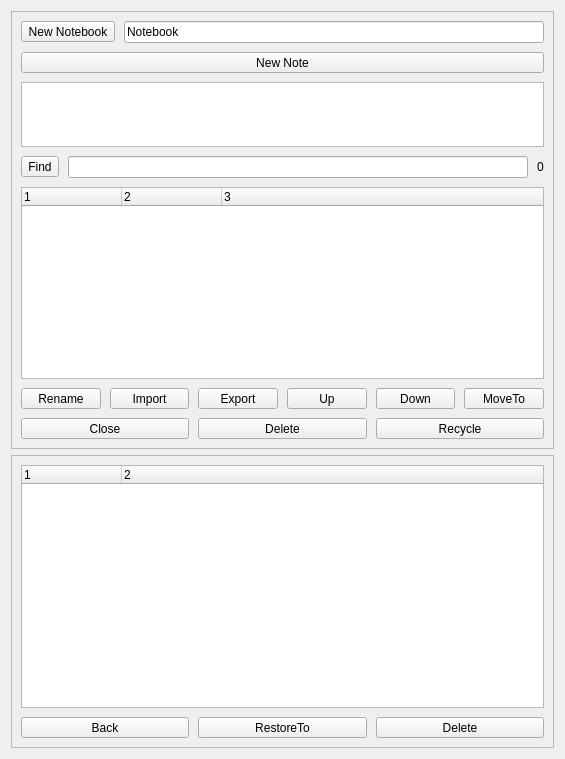
This is src/Notes/NotesList.ui in ic005k/Knot as Qt 5 draws it before an edit. The edited form follows.
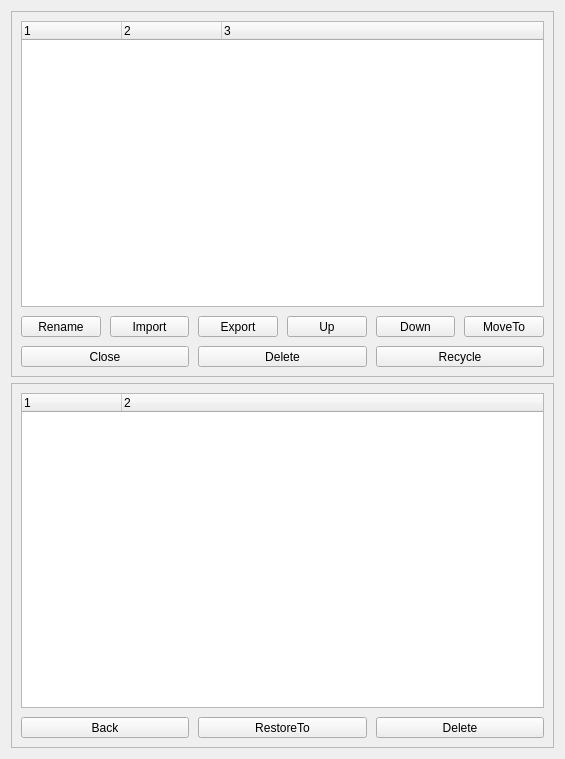
This is the edited form. Icons and pictures are not drawn.

```diff
--- a/src/Notes/NotesList.ui
+++ b/src/Notes/NotesList.ui
@@ -37,116 +37,6 @@
       <property name="spacing">
        <number>9</number>
       </property>
-      <item>
-       <layout class="QHBoxLayout" name="horizontalLayout_2">
-        <item>
-         <widget class="QToolButton" name="btnNewNoteBook">
-          <property name="sizePolicy">
-           <sizepolicy hsizetype="Preferred" vsizetype="Fixed">
-            <horstretch>0</horstretch>
-            <verstretch>0</verstretch>
-           </sizepolicy>
-          </property>
-          <property name="toolTip">
-           <string>Ctrl + B</string>
-          </property>
-          <property name="text">
-           <string>New Notebook</string>
-          </property>
-          <property name="shortcut">
-           <string>Ctrl+B</string>
-          </property>
-         </widget>
-        </item>
-        <item>
-         <widget class="QLineEdit" name="editBook">
-          <property name="text">
-           <string>Notebook</string>
-          </property>
-          <property name="clearButtonEnabled">
-           <bool>false</bool>
-          </property>
-         </widget>
-        </item>
-       </layout>
-      </item>
-      <item>
-       <layout class="QHBoxLayout" name="horizontalLayout_3">
-        <item>
-         <widget class="QToolButton" name="btnNewNote">
-          <property name="sizePolicy">
-           <sizepolicy hsizetype="Preferred" vsizetype="Fixed">
-            <horstretch>0</horstretch>
-            <verstretch>0</verstretch>
-           </sizepolicy>
-          </property>
-          <property name="toolTip">
-           <string>Ctrl + N</string>
-          </property>
-          <property name="text">
-           <string>New Note</string>
-          </property>
-          <property name="shortcut">
-           <string>Ctrl+N</string>
-          </property>
-         </widget>
-        </item>
-       </layout>
-      </item>
-      <item>
-       <layout class="QHBoxLayout" name="horizontalLayout_4">
-        <property name="spacing">
-         <number>5</number>
-        </property>
-        <item>
-         <widget class="QTextEdit" name="editName">
-          <property name="minimumSize">
-           <size>
-            <width>0</width>
-            <height>65</height>
-           </size>
-          </property>
-          <property name="maximumSize">
-           <size>
-            <width>16777215</width>
-            <height>65</height>
-           </size>
-          </property>
-         </widget>
-        </item>
-       </layout>
-      </item>
-      <item>
-       <layout class="QHBoxLayout" name="horizontalLayout_7">
-        <item>
-         <widget class="QToolButton" name="btnFind">
-          <property name="toolTip">
-           <string>Ctrl + F</string>
-          </property>
-          <property name="text">
-           <string>Find</string>
-          </property>
-          <property name="shortcut">
-           <string>Ctrl+F</string>
-          </property>
-         </widget>
-        </item>
-        <item>
-         <widget class="QLineEdit" name="editFind">
-          <property name="clearButtonEnabled">
-           <bool>false</bool>
-          </property>
-         </widget>
-        </item>
-        <item>
-         <widget class="QLabel" name="lblCount">
-          <property name="text">
-           <string>0</string>
-          </property>
-         </widget>
-        </item>
-       </layout>
-      </item>
       <item>
        <widget class="QTreeWidget" name="treeWidget">
         <column>
```
